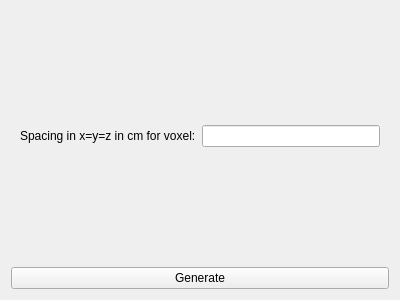
Above: LPG/Resources/UI/LPG.ui from HarlleyHauradou/SlicerGHOST before the change. Below: the same form after it.
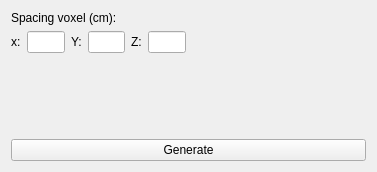
That is the form after the change.

Commit message: Adcionada as 3 dimensões do voxel para entrada

```diff
--- a/LPG/Resources/UI/LPG.ui
+++ b/LPG/Resources/UI/LPG.ui
@@ -6,8 +6,8 @@
    <rect>
     <x>0</x>
     <y>0</y>
-    <width>400</width>
-    <height>300</height>
+    <width>377</width>
+    <height>172</height>
    </rect>
   </property>
   <property name="windowTitle">
@@ -17,23 +17,76 @@
 
    <!-- Campo para definir o spacing -->
    <item>
-    <widget class="QWidget" name="spacingWidget">
-     <layout class="QHBoxLayout" name="spacingLayout">
-      <item>
-       <widget class="QLabel" name="spacingLabel">
-        <property name="text">
-         <string>Spacing in x=y=z in cm for voxel:</string>
-        </property>
-       </widget>
-      </item>
-      <item>
-       <widget class="QLineEdit" name="spacingLineEdit"/>
-      </item>
-     </layout>
-    </widget>
+    <layout class="QVBoxLayout" name="verticalLayout_2">
+     <item>
+      <widget class="QLabel" name="spacingLabel">
+       <property name="text">
+        <string>Spacing voxel (cm):</string>
+       </property>
+      </widget>
+     </item>
+     <item>
+      <layout class="QHBoxLayout" name="horizontalLayout">
+       <item>
+        <widget class="QLabel" name="x">
+         <property name="text">
+          <string>x:</string>
+         </property>
+        </widget>
+       </item>
+       <item>
+        <widget class="QLineEdit" name="xSpacingLineEdit"/>
+       </item>
+       <item>
+        <widget class="QLabel" name="y">
+         <property name="text">
+          <string>Y:</string>
+         </property>
+        </widget>
+       </item>
+       <item>
+        <widget class="QLineEdit" name="ySpacingLineEdit"/>
+       </item>
+       <item>
+        <widget class="QLabel" name="z">
+         <property name="text">
+          <string>Z:</string>
+         </property>
+        </widget>
+       </item>
+       <item>
+        <widget class="QLineEdit" name="zSpacingLineEdit"/>
+       </item>
+       <item>
+        <spacer name="horizontalSpacer">
+         <property name="orientation">
+          <enum>Qt::Horizontal</enum>
+         </property>
+         <property name="sizeHint" stdset="0">
+          <size>
+           <width>250</width>
+           <height>20</height>
+          </size>
+         </property>
+        </spacer>
+       </item>
+      </layout>
+     </item>
+    </layout>
    </item>
-
-   <!-- Botão Generate -->
+   <item>
+    <spacer name="verticalSpacer">
+     <property name="orientation">
+      <enum>Qt::Vertical</enum>
+     </property>
+     <property name="sizeHint" stdset="0">
+      <size>
+       <width>20</width>
+       <height>40</height>
+      </size>
+     </property>
+    </spacer>
+   </item>
    <item>
     <widget class="QPushButton" name="generateButton">
      <property name="text">
```
Left out of the diff: 4 changed lines with no effect on the pictures.
